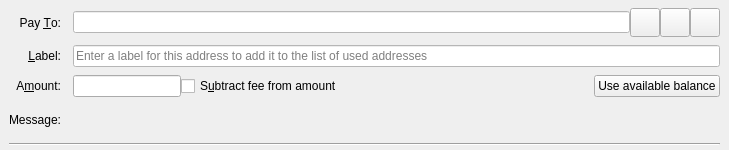
Old version of the form src/qt/forms/sendcoinsentry.ui in the repository TaobotX11/nusacoin.
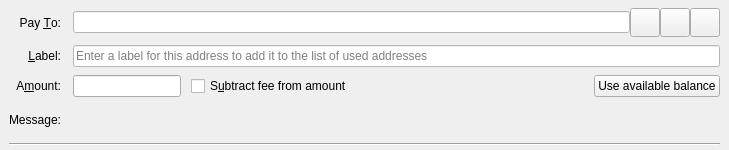
New version of the form. Icons and pictures are not drawn. Custom widgets are drawn as their Qt base class.

The edit to the form file:
```diff
--- a/src/qt/forms/sendcoinsentry.ui
+++ b/src/qt/forms/sendcoinsentry.ui
@@ -170,6 +170,9 @@
     </item>
     <item row="2" column="1">
      <layout class="QHBoxLayout" name="horizontalLayoutAmount" stretch="0,1,0">
+      <property name="spacing">
+       <number>10</number>
+      </property>
       <item>
        <widget class="NusacoinAmountField" name="payAmount">
          <property name="toolTip">
```
